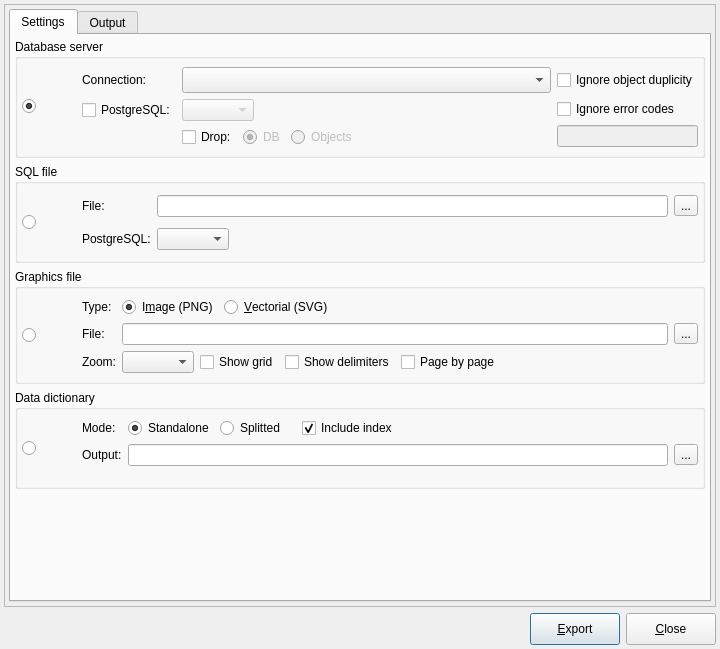
This is libpgmodeler_ui/ui/modelexportform.ui in pgmodeler/pgmodeler as Qt 5 draws it before an edit. The edited form follows.
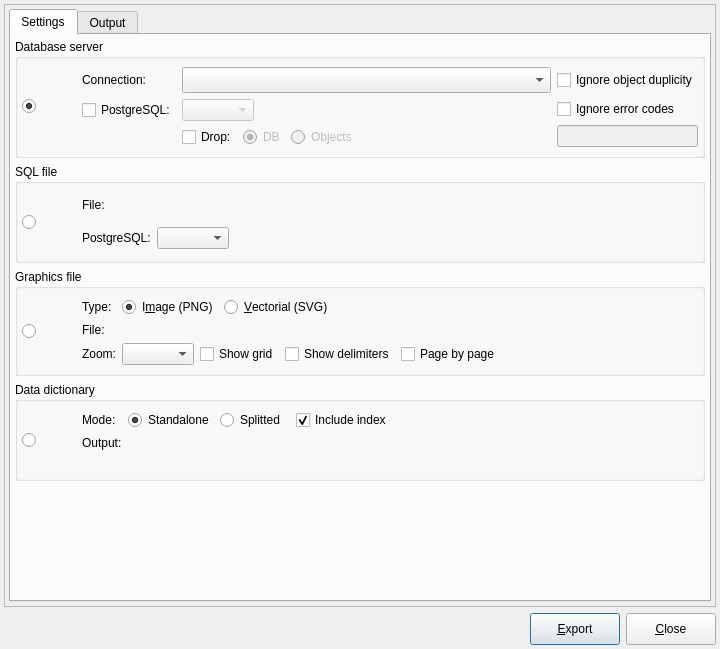
This is the edited form. Icons and pictures are not drawn.

The edit to the form file:
```diff
--- a/libpgmodeler_ui/ui/modelexportform.ui
+++ b/libpgmodeler_ui/ui/modelexportform.ui
@@ -613,76 +613,37 @@
                   </property>
                  </widget>
                 </item>
-                <item row="0" column="2">
-                 <layout class="QHBoxLayout" name="horizontalLayout_6">
-                  <item>
-                   <widget class="QLineEdit" name="file_edt">
-                    <property name="enabled">
-                     <bool>true</bool>
-                    </property>
-                    <property name="dragEnabled">
-                     <bool>false</bool>
-                    </property>
-                    <property name="readOnly">
-                     <bool>true</bool>
-                    </property>
-                    <property name="clearButtonEnabled">
-                     <bool>false</bool>
-                    </property>
-                   </widget>
-                  </item>
-                  <item>
-                   <widget class="QToolButton" name="select_file_tb">
-                    <property name="enabled">
-                     <bool>true</bool>
-                    </property>
-                    <property name="minimumSize">
-                     <size>
-                      <width>0</width>
-                      <height>0</height>
-                     </size>
-                    </property>
-                    <property name="toolTip">
-                     <string>Select target file</string>
-                    </property>
-                    <property name="text">
-                     <string>...</string>
-                    </property>
-                    <property name="icon">
-                     <iconset resource="../res/resources.qrc">
-                      <normaloff>:/icones/icones/abrir.png</normaloff>:/icones/icones/abrir.png</iconset>
-                    </property>
-                    <property name="iconSize">
-                     <size>
-                      <width>22</width>
-                      <height>22</height>
-                     </size>
-                    </property>
-                   </widget>
-                  </item>
-                 </layout>
-                </item>
-                <item row="1" column="1">
-                 <widget class="QLabel" name="pgsql_lbl">
+                <item row="0" column="0" rowspan="2">
+                 <widget class="QLabel" name="model_sql_lbl">
+                  <property name="enabled">
+                   <bool>true</bool>
+                  </property>
                   <property name="sizePolicy">
-                   <sizepolicy hsizetype="Fixed" vsizetype="Fixed">
+                   <sizepolicy hsizetype="Fixed" vsizetype="Expanding">
                     <horstretch>0</horstretch>
                     <verstretch>0</verstretch>
                    </sizepolicy>
                   </property>
                   <property name="minimumSize">
                    <size>
-                    <width>0</width>
-                    <height>0</height>
+                    <width>30</width>
+                    <height>60</height>
                    </size>
                   </property>
-                  <property name="font">
-                   <font>
-                    <italic>false</italic>
-                   </font>
+                  <property name="maximumSize">
+                   <size>
+                    <width>30</width>
+                    <height>60</height>
+                   </size>
                   </property>
                   <property name="text">
-                   <string>PostgreSQL:</string>
+                   <string/>
+                  </property>
+                  <property name="pixmap">
+                   <pixmap resource="../res/resources.qrc">:/imagens/imagens/model2sql.png</pixmap>
+                  </property>
+                  <property name="scaledContents">
+                   <bool>true</bool>
                   </property>
                  </widget>
                 </item>
@@ -728,37 +689,27 @@
                   </item>
                  </layout>
                 </item>
-                <item row="0" column="0" rowspan="2">
-                 <widget class="QLabel" name="model_sql_lbl">
-                  <property name="enabled">
-                   <bool>true</bool>
-                  </property>
+                <item row="1" column="1">
+                 <widget class="QLabel" name="pgsql_lbl">
                   <property name="sizePolicy">
-                   <sizepolicy hsizetype="Fixed" vsizetype="Expanding">
+                   <sizepolicy hsizetype="Fixed" vsizetype="Fixed">
                     <horstretch>0</horstretch>
                     <verstretch>0</verstretch>
                    </sizepolicy>
                   </property>
                   <property name="minimumSize">
                    <size>
-                    <width>30</width>
-                    <height>60</height>
+                    <width>0</width>
+                    <height>0</height>
                    </size>
                   </property>
-                  <property name="maximumSize">
-                   <size>
-                    <width>30</width>
-                    <height>60</height>
-                   </size>
+                  <property name="font">
+                   <font>
+                    <italic>false</italic>
+                   </font>
                   </property>
                   <property name="text">
-                   <string/>
-                  </property>
-                  <property name="pixmap">
-                   <pixmap resource="../res/resources.qrc">:/imagens/imagens/model2sql.png</pixmap>
-                  </property>
-                  <property name="scaledContents">
-                   <bool>true</bool>
+                   <string>PostgreSQL:</string>
                   </property>
                  </widget>
                 </item>
@@ -959,55 +910,6 @@
                   </property>
                  </widget>
                 </item>
-                <item row="1" column="2" colspan="2">
-                 <layout class="QHBoxLayout" name="horizontalLayout_7">
-                  <item>
-                   <widget class="QLineEdit" name="image_edt">
-                    <property name="enabled">
-                     <bool>true</bool>
-                    </property>
-                    <property name="dragEnabled">
-                     <bool>false</bool>
-                    </property>
-                    <property name="readOnly">
-                     <bool>true</bool>
-                    </property>
-                    <property name="clearButtonEnabled">
-                     <bool>false</bool>
-                    </property>
-                   </widget>
-                  </item>
-                  <item>
-                   <widget class="QToolButton" name="select_img_tb">
-                    <property name="enabled">
-                     <bool>true</bool>
-                    </property>
-                    <property name="minimumSize">
-                     <size>
-                      <width>0</width>
-                      <height>0</height>
-                     </size>
-                    </property>
-                    <property name="toolTip">
-                     <string>Select target file</string>
-                    </property>
-                    <property name="text">
-                     <string>...</string>
-                    </property>
-                    <property name="icon">
-                     <iconset resource="../res/resources.qrc">
-                      <normaloff>:/icones/icones/abrir.png</normaloff>:/icones/icones/abrir.png</iconset>
-                    </property>
-                    <property name="iconSize">
-                     <size>
-                      <width>22</width>
-                      <height>22</height>
-                     </size>
-                    </property>
-                   </widget>
-                  </item>
-                 </layout>
-                </item>
                 <item row="2" column="1">
                  <widget class="QLabel" name="zoom_lbl">
                   <property name="enabled">
@@ -1198,84 +1100,6 @@
                 <property name="bottomMargin">
                  <number>4</number>
                 </property>
-                <item row="0" column="7">
-                 <spacer name="horizontalSpacer_5">
-                  <property name="orientation">
-                   <enum>Qt::Horizontal</enum>
-                  </property>
-                  <property name="sizeHint" stdset="0">
-                   <size>
-                    <width>40</width>
-                    <height>20</height>
-                   </size>
-                  </property>
-                 </spacer>
-                </item>
-                <item row="1" column="2" colspan="6">
-                 <layout class="QHBoxLayout" name="horizontalLayout_9">
-                  <item>
-                   <widget class="QLineEdit" name="dict_edt">
-                    <property name="enabled">
-                     <bool>true</bool>
-                    </property>
-                    <property name="dragEnabled">
-                     <bool>false</bool>
-                    </property>
-                    <property name="readOnly">
-                     <bool>true</bool>
-                    </property>
-                    <property name="clearButtonEnabled">
-                     <bool>false</bool>
-                    </property>
-                   </widget>
-                  </item>
-                  <item>
-                   <widget class="QToolButton" name="select_dict_tb">
-                    <property name="enabled">
-                     <bool>true</bool>
-                    </property>
-                    <property name="minimumSize">
-                     <size>
-                      <width>0</width>
-                      <height>0</height>
-                     </size>
-                    </property>
-                    <property name="toolTip">
-                     <string>Select target file</string>
-                    </property>
-                    <property name="text">
-                     <string>...</string>
-                    </property>
-                    <property name="icon">
-                     <iconset resource="../res/resources.qrc">
-                      <normaloff>:/icones/icones/abrir.png</normaloff>:/icones/icones/abrir.png</iconset>
-                    </property>
-                    <property name="iconSize">
-                     <size>
-                      <width>22</width>
-                      <height>22</height>
-                     </size>
-                    </property>
-                   </widget>
-                  </item>
-                 </layout>
-                </item>
-                <item row="0" column="2">
-                 <widget class="QRadioButton" name="standalone_rb">
-                  <property name="toolTip">
-                   <string>&lt;strong&gt;Standalone:&lt;/strong&gt; pgModeler will generate a single HTML file containing the data dictionaries of all tables in the database model. </string>
-                  </property>
-                  <property name="statusTip">
-                   <string/>
-                  </property>
-                  <property name="text">
-                   <string>Standalone</string>
-                  </property>
-                  <property name="checked">
-                   <bool>true</bool>
-                  </property>
-                 </widget>
-                </item>
                 <item row="0" column="0" rowspan="3">
                  <layout class="QVBoxLayout" name="verticalLayout_4">
                   <item>
@@ -1314,6 +1138,44 @@
                   </item>
                  </layout>
                 </item>
+                <item row="0" column="4">
+                 <spacer name="horizontalSpacer_7">
+                  <property name="orientation">
+                   <enum>Qt::Horizontal</enum>
+                  </property>
+                  <property name="sizeType">
+                   <enum>QSizePolicy::Fixed</enum>
+                  </property>
+                  <property name="sizeHint" stdset="0">
+                   <size>
+                    <width>5</width>
+                    <height>20</height>
+                   </size>
+                  </property>
+                 </spacer>
+                </item>
+                <item row="1" column="1">
+                 <widget class="QLabel" name="image_lbl_4">
+                  <property name="enabled">
+                   <bool>true</bool>
+                  </property>
+                  <property name="sizePolicy">
+                   <sizepolicy hsizetype="Fixed" vsizetype="Fixed">
+                    <horstretch>0</horstretch>
+                    <verstretch>0</verstretch>
+                   </sizepolicy>
+                  </property>
+                  <property name="minimumSize">
+                   <size>
+                    <width>0</width>
+                    <height>0</height>
+                   </size>
+                  </property>
+                  <property name="text">
+                   <string>Output:</string>
+                  </property>
+                 </widget>
+                </item>
                 <item row="0" column="3">
                  <widget class="QRadioButton" name="splitted_rb">
                   <property name="sizePolicy">
@@ -1383,44 +1245,35 @@
                   </property>
                  </widget>
                 </item>
-                <item row="1" column="1">
-                 <widget class="QLabel" name="image_lbl_4">
-                  <property name="enabled">
-                   <bool>true</bool>
-                  </property>
-                  <property name="sizePolicy">
-                   <sizepolicy hsizetype="Fixed" vsizetype="Fixed">
-                    <horstretch>0</horstretch>
-                    <verstretch>0</verstretch>
-                   </sizepolicy>
-                  </property>
-                  <property name="minimumSize">
-                   <size>
-                    <width>0</width>
-                    <height>0</height>
-                   </size>
-                  </property>
-                  <property name="text">
-                   <string>Output:</string>
-                  </property>
-                 </widget>
-                </item>
-                <item row="0" column="4">
-                 <spacer name="horizontalSpacer_7">
+                <item row="0" column="6">
+                 <spacer name="horizontalSpacer_5">
                   <property name="orientation">
                    <enum>Qt::Horizontal</enum>
                   </property>
-                  <property name="sizeType">
-                   <enum>QSizePolicy::Fixed</enum>
-                  </property>
                   <property name="sizeHint" stdset="0">
                    <size>
-                    <width>5</width>
+                    <width>40</width>
                     <height>20</height>
                    </size>
                   </property>
                  </spacer>
                 </item>
+                <item row="0" column="2">
+                 <widget class="QRadioButton" name="standalone_rb">
+                  <property name="toolTip">
+                   <string>&lt;strong&gt;Standalone:&lt;/strong&gt; pgModeler will generate a single HTML file containing the data dictionaries of all tables in the database model. </string>
+                  </property>
+                  <property name="statusTip">
+                   <string/>
+                  </property>
+                  <property name="text">
+                   <string>Standalone</string>
+                  </property>
+                  <property name="checked">
+                   <bool>true</bool>
+                  </property>
+                 </widget>
+                </item>
                </layout>
               </widget>
              </item>
```
Left out of the diff: 10 changed lines with no effect on the pictures.
